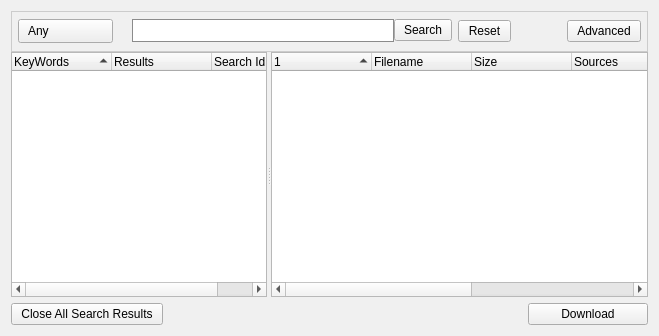
Above: retroshare-gui/src/gui/SearchDialog.ui from RetroShare/RetroShare before the change. Below: the same form after it.
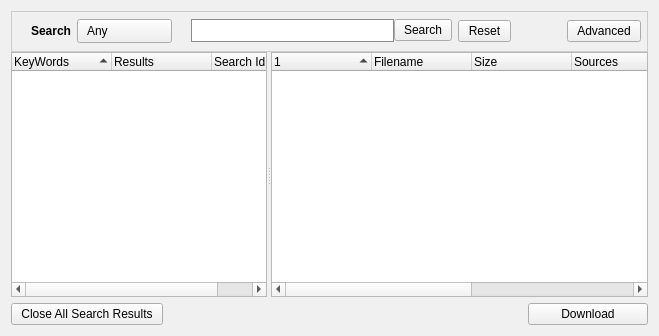
That is the form after the change. Icons and pictures are not drawn. Custom widgets are drawn as their Qt base class.

Commit message: added icon + text label to search , format Checkbox to PushButton

What changed in the file:
```diff
--- a/retroshare-gui/src/gui/SearchDialog.ui
+++ b/retroshare-gui/src/gui/SearchDialog.ui
@@ -573,7 +573,7 @@
       <property name="bottomMargin">
        <number>2</number>
       </property>
-      <item row="0" column="0">
+      <item row="0" column="2">
        <widget class="QComboBox" name="FileTypeComboBox">
         <item>
          <property name="text">
@@ -658,7 +658,7 @@
         </item>
        </widget>
       </item>
-      <item row="0" column="1">
+      <item row="0" column="3">
        <spacer>
         <property name="orientation">
          <enum>Qt::Horizontal</enum>
@@ -674,7 +674,7 @@
         </property>
        </spacer>
       </item>
-      <item row="0" column="2">
+      <item row="0" column="4">
        <layout class="QGridLayout" name="gridLayout">
         <property name="spacing">
          <number>0</number>
@@ -744,7 +744,7 @@
         </item>
        </layout>
       </item>
-      <item row="0" column="3">
+      <item row="0" column="5">
        <widget class="QPushButton" name="resetButton">
         <property name="toolTip">
          <string>Reset</string>
@@ -754,7 +754,7 @@
         </property>
        </widget>
       </item>
-      <item row="0" column="4">
+      <item row="0" column="6">
        <spacer>
         <property name="orientation">
          <enum>Qt::Horizontal</enum>
@@ -770,7 +770,7 @@
         </property>
        </spacer>
       </item>
-      <item row="0" column="5">
+      <item row="0" column="7">
        <widget class="QPushButton" name="toggleAdvancedSearchBtn">
         <property name="toolTip">
          <string>Advanced Search</string>
@@ -780,6 +780,38 @@
         </property>
        </widget>
       </item>
+      <item row="0" column="0">
+       <widget class="QLabel" name="label">
+        <property name="maximumSize">
+         <size>
+          <width>24</width>
+          <height>24</height>
+         </size>
+        </property>
+        <property name="text">
+         <string/>
+        </property>
+        <property name="pixmap">
+         <pixmap resource="images.qrc">:/images/filefind.png</pixmap>
+        </property>
+        <property name="scaledContents">
+         <bool>true</bool>
+        </property>
+       </widget>
+      </item>
+      <item row="0" column="1">
+       <widget class="QLabel" name="label_2">
+        <property name="font">
+         <font>
+          <weight>75</weight>
+          <bold>true</bold>
+         </font>
+        </property>
+        <property name="text">
+         <string>Search</string>
+        </property>
+       </widget>
+      </item>
      </layout>
     </widget>
    </item>
```
The commit also changes 1 other file.
